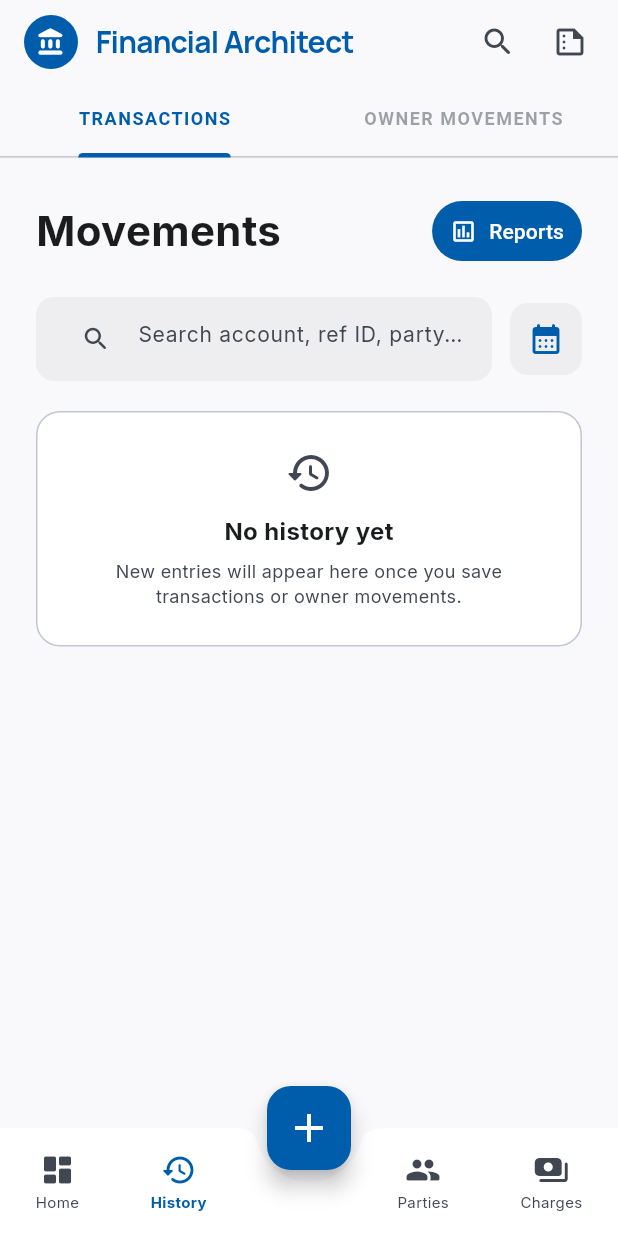
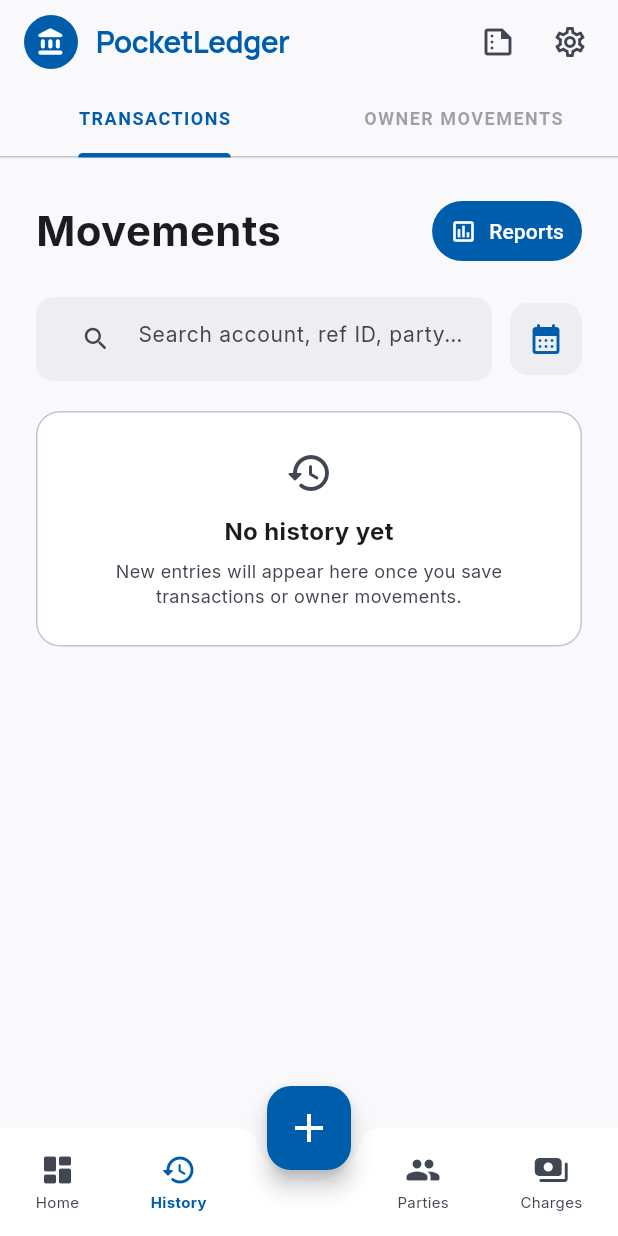
Before and after one commit to darkmoo05/tinda_track, a Flutter app: the screen it shows after launch, item 2 of the bottom bar chosen, on a phone screen of 412 x 824 dp. Run offline on Flutter 3.47's test engine with Material 3 defaults, Android fonts, the phone set to English and light mode, and no system bars; our stand-ins replace file_picker, fl_chart, google_fonts, pdf, share_plus, sqflite_common_ffi; missing offline and left inert: excel; accounts and stored records are empty.

Commit message:
chore: update activity UI and clean obsolete screenshots

```diff
--- a/lib/features/activity/activity_history_screen.dart
+++ b/lib/features/activity/activity_history_screen.dart
@@ -55,19 +55,19 @@ class _ActivityHistoryScreenState extends State<ActivityHistoryScreen> {
       length: 2,
       child: Scaffold(
         appBar: ArchitectAppBar(
-          title: 'Financial Architect',
+          title: 'PocketLedger',
           actions: [
-            IconButton(
-              onPressed: () {},
-              icon: const Icon(
-                Icons.search_rounded,
-                color: AppColors.onSurfaceVariant,
-              ),
-            ),
             IconButton(
               onPressed: _openLedgerReportSheet,
               icon: const Icon(
                 Icons.summarize_outlined,
+                color: AppColors.onSurfaceVariant,
+              ),
+            ),
+            IconButton(
+              onPressed: () {},
+              icon: const Icon(
+                Icons.settings_outlined,
                 color: AppColors.onSurfaceVariant,
               ),
             ),
--- a/lib/features/charges/charges_screen.dart
+++ b/lib/features/charges/charges_screen.dart
@@ -34,7 +34,7 @@ class _ChargesScreenState extends State<ChargesScreen> {
   @override
   Widget build(BuildContext context) {
     return Scaffold(
-      appBar: const ArchitectAppBar(title: 'Financial Architect'),
+      appBar: const ArchitectAppBar(title: 'PocketLedger'),
       body: ListView(
         padding: const EdgeInsets.all(24),
         children: [
--- a/lib/features/dashboard/dashboard_screen.dart
+++ b/lib/features/dashboard/dashboard_screen.dart
@@ -32,7 +32,7 @@ class _DashboardScreenState extends State<DashboardScreen> {
       builder: (context, snapshot) {
         if (!snapshot.hasData) {
           return const Scaffold(
-            appBar: ArchitectAppBar(title: 'Financial Architect'),
+            appBar: ArchitectAppBar(title: 'PocketLedger'),
             body: Center(child: CircularProgressIndicator()),
           );
         }
@@ -40,7 +40,7 @@ class _DashboardScreenState extends State<DashboardScreen> {
         final dashboard = snapshot.data!;
 
         return Scaffold(
-          appBar: const ArchitectAppBar(title: 'Financial Architect'),
+          appBar: const ArchitectAppBar(title: 'PocketLedger'),
           body: ListView(
             padding: const EdgeInsets.all(24),
             children: [
--- a/lib/features/parties/party_management_screen.dart
+++ b/lib/features/parties/party_management_screen.dart
@@ -36,7 +36,7 @@ class _PartyManagementScreenState extends State<PartyManagementScreen> {
   Widget build(BuildContext context) {
     return Scaffold(
       appBar: ArchitectAppBar(
-        title: 'Financial Architect',
+        title: 'PocketLedger',
         actions: [
           IconButton(
             onPressed: () {},
--- a/lib/shared/widgets/architect_app_bar.dart
+++ b/lib/shared/widgets/architect_app_bar.dart
@@ -5,11 +5,7 @@ class ArchitectAppBar extends StatelessWidget implements PreferredSizeWidget {
   final String title;
   final List<Widget>? actions;
 
-  const ArchitectAppBar({
-    super.key,
-    required this.title,
-    this.actions,
-  });
+  const ArchitectAppBar({super.key, required this.title, this.actions});
 
   @override
   Widget build(BuildContext context) {
@@ -42,14 +38,15 @@ class ArchitectAppBar extends StatelessWidget implements PreferredSizeWidget {
           ),
         ],
       ),
-      actions: actions ?? [
+      actions:
+          actions ??
+          [
             IconButton(
               onPressed: () {},
-          icon: const Icon(Icons.search_rounded, color: AppColors.onSurfaceVariant),
+              icon: const Icon(
+                Icons.settings_outlined,
+                color: AppColors.onSurfaceVariant,
               ),
-        IconButton(
-          onPressed: () {},
-          icon: const Icon(Icons.account_circle_outlined, color: AppColors.onSurfaceVariant),
             ),
             const SizedBox(width: 8),
           ],
```
Also changed, not shown: activity_screenshot.jpg (deleted), dashboard_screenshot.jpg (deleted), parties_screenshot.jpg (deleted). Lines whose indentation alone changed are shown as unchanged.
